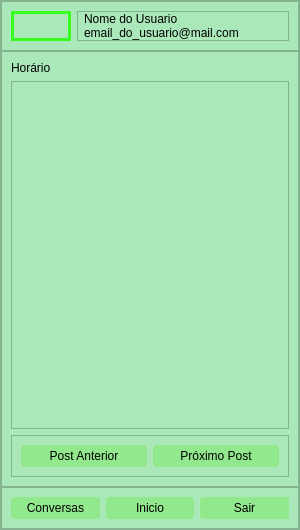
This is tela_Perfil.ui in Liedsonfsa/POO2 as Qt 5 draws it before an edit. The edited form follows.
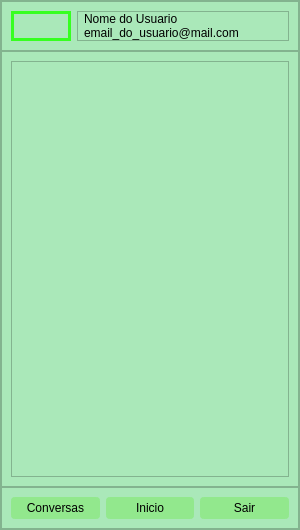
This is the edited form. Icons and pictures are not drawn.

```diff
--- a/tela_Perfil.ui
+++ b/tela_Perfil.ui
@@ -179,83 +179,6 @@
          </property>
          <layout class="QGridLayout" name="gridLayout">
           <item row="0" column="0">
-           <widget class="QLabel" name="horario">
-            <property name="text">
-             <string>Horário</string>
-            </property>
-           </widget>
-          </item>
-          <item row="2" column="0" rowspan="2">
-           <widget class="QFrame" name="frame">
-            <property name="minimumSize">
-             <size>
-              <width>0</width>
-              <height>30</height>
-             </size>
-            </property>
-            <property name="frameShape">
-             <enum>QFrame::StyledPanel</enum>
-            </property>
-            <property name="frameShadow">
-             <enum>QFrame::Raised</enum>
-            </property>
-            <layout class="QHBoxLayout" name="horizontalLayout_3">
-             <item>
-              <widget class="QPushButton" name="antPost">
-               <property name="styleSheet">
-                <string notr="true">QPushButton {
-	border: 3px solid rgb(146, 232, 141);
-	border-radius: 4px;
-	padding: 1px;
-	background-color:  rgb(146, 232, 141);
-	color: rgb(0,0,0);
-	
-	font: 87 11pt &quot;Arial Black&quot;;
-}
-QPushButton:hover {
-	background-color:  rgb(95, 232, 71);
-	
-}
-QPushButton:pressed {
-	background-color: rgb(12, 255, 0);
-}
-</string>
-               </property>
-               <property name="text">
-                <string>Post Anterior</string>
-               </property>
-              </widget>
-             </item>
-             <item>
-              <widget class="QPushButton" name="proxPost">
-               <property name="styleSheet">
-                <string notr="true">QPushButton {
-	border: 3px solid rgb(146, 232, 141);
-	border-radius: 4px;
-	padding: 1px;
-	background-color:  rgb(146, 232, 141);
-	color: rgb(0,0,0);
-	
-	font: 87 11pt &quot;Arial Black&quot;;
-}
-QPushButton:hover {
-	background-color:  rgb(95, 232, 71);
-	
-}
-QPushButton:pressed {
-	background-color: rgb(12, 255, 0);
-}
-</string>
-               </property>
-               <property name="text">
-                <string>Próximo Post</string>
-               </property>
-              </widget>
-             </item>
-            </layout>
-           </widget>
-          </item>
-          <item row="1" column="0">
            <widget class="QTextBrowser" name="postArea"/>
           </item>
          </layout>
```
